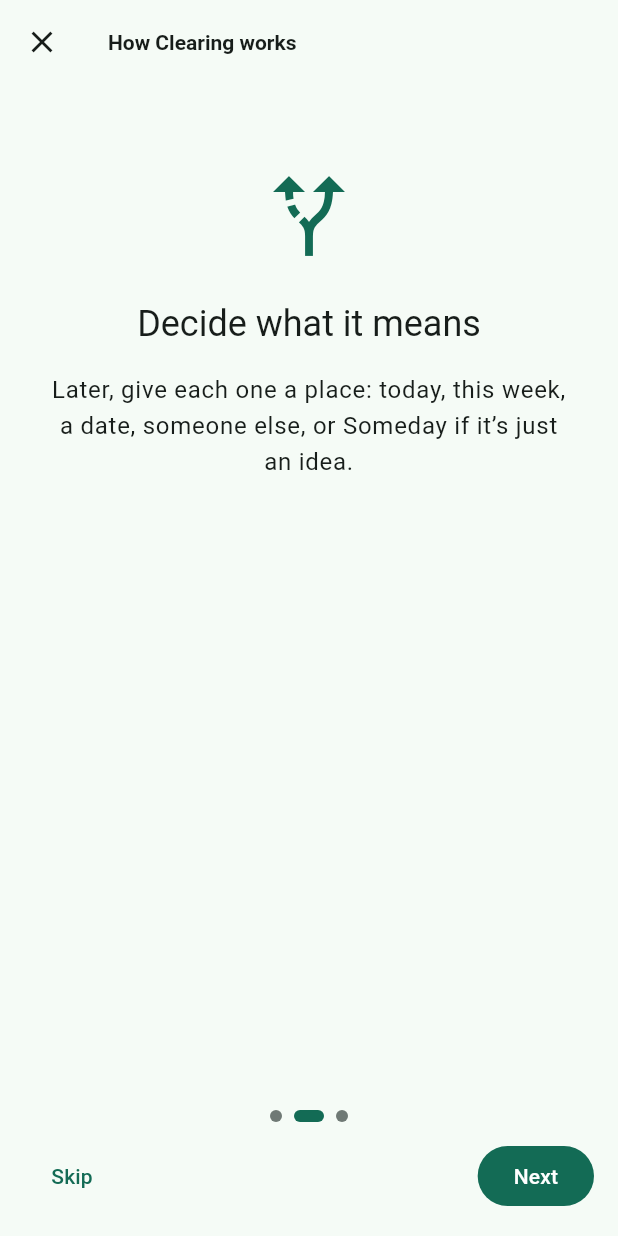
After one commit to uveshm003/clearing, a Flutter app: the IntroScreen screen opened by its route, swiped to page 2, on a phone screen of 412 x 824 dp. The commit adds this screen. Run offline on Flutter 3.47's test engine with Material 3 defaults, Android fonts, the phone set to English and light mode, and no system bars; our stand-ins replace drift, drift_flutter, file_picker, flutter_local_notifications, flutter_riverpod, flutter_slidable and 4 more; missing offline and left inert: home_widget; accounts and stored records are empty; generated files the repository leaves out were written again; statements that could not run were skipped.

Commit message:
Add week start, intro and help, and fill in empty states

```diff
--- a/lib/domain/local_date.dart
+++ b/lib/domain/local_date.dart
@@ -79,3 +79,8 @@ class LocalDate implements Comparable<LocalDate> {
   @override
   String toString() => toIso();
 }
+
+/// The seven [DateTime.weekday] numbers in order, starting on [weekStart].
+List<int> weekdaysFrom(int weekStart) => [
+  for (var i = 0; i < 7; i++) (weekStart - 1 + i) % 7 + 1,
+];
--- a/lib/domain/today_rules.dart
+++ b/lib/domain/today_rules.dart
@@ -44,6 +44,16 @@ bool isCarriedOver(Item item, LocalDate today) {
 
 bool isThisWeek(Item item) =>
     item.status == ItemStatus.active && item.when == When.thisWeek;
+
+/// Whether a "This week" item was set in an earlier week than [today]'s,
+/// with weeks starting on [weekStart] (FR-21). Shown quietly, like carried
+/// over items on Today.
+bool isFromEarlierWeek(Item item, LocalDate today, int weekStart) {
+  final setOn = item.horizonSetOn;
+  return isThisWeek(item) &&
+      setOn != null &&
+      setOn.isBefore(today.startOfWeek(weekStart));
+}
 
 /// Builds the Today view from all items.
 ///
--- a/lib/presentation/clarify/clarify_screen.dart
+++ b/lib/presentation/clarify/clarify_screen.dart
@@ -144,6 +144,7 @@ class _ClarifyFlowState extends ConsumerState<_ClarifyFlow> {
   Future<void> _editRepeat() async {
     final edited = await editRepeat(
       context,
+      weekStart: ref.read(settingsProvider).value?.weekStart ?? DateTime.monday,
       today: _today,
       initial:
           _repeat?.copyWith(startDate: _repeatStart) ??
--- a/lib/presentation/item/item_screen.dart
+++ b/lib/presentation/item/item_screen.dart
@@ -129,6 +129,7 @@ class _ItemEditorState extends ConsumerState<_ItemEditor> {
     final doDate = latest.doDate;
     final edited = await editRepeat(
       context,
+      weekStart: ref.read(settingsProvider).value?.weekStart ?? DateTime.monday,
       today: today,
       initial:
           current ??
--- a/lib/presentation/item/repeat_editor.dart
+++ b/lib/presentation/item/repeat_editor.dart
@@ -13,20 +13,30 @@ Future<RepeatSeries?> editRepeat(
   BuildContext context, {
   required RepeatSeries initial,
   required LocalDate today,
+  int weekStart = DateTime.monday,
 }) => Navigator.of(context).push(
   MaterialPageRoute(
     fullscreenDialog: true,
-    builder: (_) => RepeatEditor(initial: initial, today: today),
+    builder: (_) =>
+        RepeatEditor(initial: initial, today: today, weekStart: weekStart),
   ),
 );
 
 enum _Ends { never, onDate, afterCount }
 
 class RepeatEditor extends StatefulWidget {
-  const RepeatEditor({super.key, required this.initial, required this.today});
+  const RepeatEditor({
+    super.key,
+    required this.initial,
+    required this.today,
+    this.weekStart = DateTime.monday,
+  });
 
   final RepeatSeries initial;
   final LocalDate today;
+
+  /// Weekday chips start on this day (FR-21).
+  final int weekStart;
 
   @override
   State<RepeatEditor> createState() => _RepeatEditorState();
@@ -151,7 +161,7 @@ class _RepeatEditorState extends State<RepeatEditor> {
                 spacing: 8,
                 runSpacing: 8,
                 children: [
-                  for (var day = 1; day <= 7; day++)
+                  for (final day in weekdaysFrom(widget.weekStart))
                     FilterChip(
                       label: Text(weekdayShort(day)),
                       selected: series.weekdays.contains(day),
--- /dev/null
+++ b/lib/presentation/settings/intro_screen.dart
@@ -0,0 +1,136 @@
+import 'package:flutter/material.dart';
+
+/// The optional three-card intro (PRD §9): never forced, offered on an empty
+/// Today and in Settings.
+class IntroScreen extends StatefulWidget {
+  const IntroScreen({super.key});
+
+  static const cards = [
+    (
+      Icons.edit_note,
+      'Capture it',
+      'Get a thought out of your head the moment it appears. One line is '
+          'enough: it waits in the Inbox until you have a minute.',
+    ),
+    (
+      Icons.alt_route,
+      'Decide what it means',
+      'Later, give each one a place: today, this week, a date, someone '
+          'else, or Someday if it’s just an idea.',
+    ),
+    (
+      Icons.wb_sunny_outlined,
+      'Plan small, close often',
+      'Keep Today to a few must-dos, and review once a week so nothing is '
+          'forgotten. Missed things are carried over, never held against '
+          'you.',
+    ),
+  ];
+
+  @override
+  State<IntroScreen> createState() => _IntroScreenState();
+}
+
+class _IntroScreenState extends State<IntroScreen> {
+  final _pages = PageController();
+  var _page = 0;
+
+  @override
+  void dispose() {
+    _pages.dispose();
+    super.dispose();
+  }
+
+  bool get _last => _page == IntroScreen.cards.length - 1;
+
+  @override
+  Widget build(BuildContext context) {
+    final theme = Theme.of(context);
+    final scheme = theme.colorScheme;
+    return Scaffold(
+      appBar: AppBar(
+        leading: const CloseButton(),
+        title: const Text('How Clearing works'),
+      ),
+      body: SafeArea(
+        child: Column(
+          children: [
+            Expanded(
+              child: PageView(
+                controller: _pages,
+                onPageChanged: (page) => setState(() => _page = page),
+                children: [
+                  for (final (i, (icon, title, body))
+                      in IntroScreen.cards.indexed)
+                    Semantics(
+                      label: 'Card ${i + 1} of ${IntroScreen.cards.length}',
+                      child: SingleChildScrollView(
+                        padding: const EdgeInsets.all(32),
+                        child: Column(
+                          children: [
+                            const SizedBox(height: 24),
+                            Icon(icon, size: 64, color: scheme.primary),
+                            const SizedBox(height: 24),
+                            Text(
+                              title,
+                              style: theme.textTheme.headlineSmall,
+                              textAlign: TextAlign.center,
+                            ),
+                            const SizedBox(height: 16),
+                            Text(
+                              body,
+                              style: theme.textTheme.bodyLarge,
+                              textAlign: TextAlign.center,
+                            ),
+                          ],
+                        ),
+                      ),
+                    ),
+                ],
+              ),
+            ),
+            ExcludeSemantics(
+              child: Row(
+                mainAxisAlignment: MainAxisAlignment.center,
+                children: [
+                  for (var i = 0; i < IntroScreen.cards.length; i++)
+                    Container(
+                      width: i == _page ? 20 : 8,
+                      height: 8,
+                      margin: const EdgeInsets.all(4),
+                      decoration: BoxDecoration(
+                        color: i == _page ? scheme.primary : scheme.outline,
+                        borderRadius: BorderRadius.circular(4),
+                      ),
+                    ),
+                ],
+              ),
+            ),
+            Padding(
+              padding: const EdgeInsets.fromLTRB(16, 8, 16, 16),
+              child: Row(
+                children: [
+                  if (!_last)
+                    TextButton(
+                      onPressed: () => Navigator.pop(context),
+                      child: const Text('Skip'),
+                    ),
+                  const Spacer(),
+                  FilledButton(
+                    onPressed: _last
+                        ? () => Navigator.pop(context)
+                        : () => _pages.nextPage(
+                            duration: const Duration(milliseconds: 250),
+                            curve: Curves.easeOut,
+                          ),
+                    child: Text(_last ? 'Get started' : 'Next'),
+                  ),
+                ],
+              ),
+            ),
+          ],
+        ),
+      ),
+    );
+  }
+}
--- a/lib/presentation/today/this_week_screen.dart
+++ b/lib/presentation/today/this_week_screen.dart
@@ -22,19 +22,32 @@ class ThisWeekScreen extends ConsumerWidget {
   @override
   Widget build(BuildContext context, WidgetRef ref) {
     final items = ref.watch(_thisWeekProvider).value ?? const [];
+    final today = ref.watch(todayProvider).value;
+    final weekStart =
+        ref.watch(settingsProvider).value?.weekStart ?? DateTime.monday;
     return Scaffold(
       appBar: AppBar(title: const Text('This week')),
       body: items.isEmpty
           ? const EmptyState(
               icon: Icons.view_week_outlined,
               title: 'Nothing set for this week',
+              message:
+                  'Things you mean to do this week, without picking a day, '
+                  'gather here and show as one quiet row on Today.',
             )
           : ListView(
               children: [
                 for (final item in items)
                   Row(
                     children: [
-                      Expanded(child: ItemTile(item: item)),
+                      Expanded(
+                        child: ItemTile(
+                          item: item,
+                          quiet:
+                              today != null &&
+                              isFromEarlierWeek(item, today, weekStart),
+                        ),
+                      ),
                       IconButton(
                         icon: const Icon(Icons.wb_sunny_outlined),
                         tooltip: 'Do today',
--- a/lib/presentation/today/today_screen.dart
+++ b/lib/presentation/today/today_screen.dart
@@ -75,13 +75,17 @@ class _TodayScreenState extends ConsumerState<TodayScreen> {
       return Column(
         children: [
           if (view.thisWeekCount > 0) _ThisWeekRow(count: view.thisWeekCount),
-          const Expanded(
+          Expanded(
             child: EmptyState(
               icon: Icons.wb_sunny_outlined,
               title: 'A clear day',
               message:
                   'Capture anything on your mind. You can decide what it '
                   'means later.',
+              action: TextButton(
+                onPressed: () => context.push(Routes.intro),
+                child: const Text('How Clearing works'),
+              ),
             ),
           ),
         ],
--- a/lib/presentation/widgets/item_tile.dart
+++ b/lib/presentation/widgets/item_tile.dart
@@ -94,7 +94,11 @@ class ItemTile extends ConsumerWidget {
 
   String? _whenDetail(BuildContext context, LocalDate today) {
     final doDate = item.doDate;
-    if (doDate == null) return null;
+    if (doDate == null) {
+      return quiet && item.horizon == WhenHorizon.thisWeek
+          ? 'From last week'
+          : null;
+    }
     final time = switch (item.doTime) {
       final minutes? => timeLabel(context, minutes),
       null => null,
```
Also changed, not shown: lib/core/router.dart (+8 -0 lines), lib/presentation/settings/settings_screen.dart (+26 -1 lines), 3 other files.
